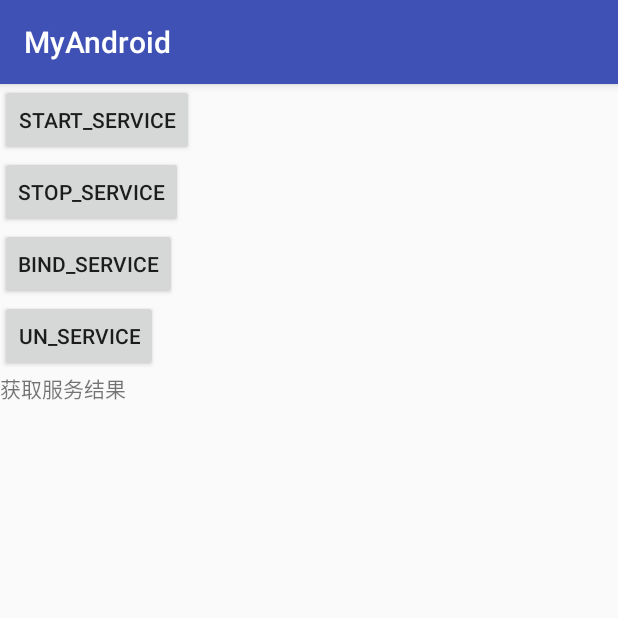
After one commit to MyChanges/MyAndroid, an Android app: the ServiceActivity screen opened directly, with no data from a screen before it, on a phone screen of 412 x 824 dp, the top half of it. The commit adds this screen. Run offline under Robolectric (Android 15) with nearby library versions, the phone set to English and light mode, and no system bars.

Commit message:
+fixed:启动服务和绑定服务测试（启动服务一般不需要关心结果跟activity生命周期无关，绑定服务需要关心结果受activity生命周期影响）

```diff
--- a/Android_frame/app/src/main/AndroidManifest.xml
+++ b/Android_frame/app/src/main/AndroidManifest.xml
@@ -42,6 +42,8 @@
             </intent-filter>
         </receiver>
         <activity android:name=".activity.ServiceActivity" />
+        <service android:name=".service.MyStartService"></service>
+        <service android:name=".service.MyBindService"></service>
     </application>
     <uses-permission android:name="android.permission.ACCESS_NETWORK_STATE" />
 </manifest>
--- /dev/null
+++ b/Android_frame/app/src/main/java/test/zp/com/myandroid/activity/ServiceActivity.java
@@ -0,0 +1,130 @@
+package test.zp.com.myandroid.activity;
+
+import android.content.ComponentName;
+import android.content.Context;
+import android.content.Intent;
+import android.content.ServiceConnection;
+import android.os.Bundle;
+import android.os.IBinder;
+import android.support.annotation.Nullable;
+import android.view.View;
+import android.widget.TextView;
+
+import test.zp.com.myandroid.R;
+import test.zp.com.myandroid.base.BaseActivity;
+import test.zp.com.myandroid.base.BasePresenter;
+import test.zp.com.myandroid.service.MyBindService;
+import test.zp.com.myandroid.service.MyStartService;
+
+/**
+ * Created by change on 2018/9/26.
+ * startService
+ * 1、通过startService方式启动
+ 如果运行在后台的Service甚至不需要和UI（主）线程间进行交互，这种情况下，一般是调用startService来启动Service。
+ 2、通过bindService方式启动
+ 两个不同进程间通信 或者 某个应用中Service方法的暴露出去（同个进程间），一般是调用bindService来启动Service。
+ ---------------------
+ */
+
+public class ServiceActivity extends BaseActivity {
+    MyBindService mService;
+    boolean mBound = false;
+    @Override
+    protected void onCreate(@Nullable Bundle savedInstanceState) {
+        super.onCreate(savedInstanceState);
+        setContentView(R.layout.activity_service);
+        //启动服务
+        findViewById(R.id.btn_start_service).setOnClickListener(new View.OnClickListener() {
+            @Override
+            public void onClick(View v) {
+                Intent intent = new Intent(ServiceActivity.this, MyStartService.class);
+                startService(intent);
+
+            }
+        });
+
+        // 停止服务
+        findViewById(R.id.btn_stop_service).setOnClickListener(new View.OnClickListener() {
+            @Override
+            public void onClick(View v) {
+                Intent intent = new Intent(ServiceActivity.this, MyStartService.class);
+                stopService(intent);
+            }
+        });
+
+        findViewById(R.id.tv_result).setOnClickListener(new View.OnClickListener() {
+            @Override
+            public void onClick(View v) {
+                if (mBound) {
+                    ((TextView)findViewById(R.id.tv_result)).setText( mService.getRandomNumber()+"");
+                }
+            }
+        });
+
+        findViewById(R.id.btn_bind_service).setOnClickListener(new View.OnClickListener() {
+            @Override
+            public void onClick(View v) {
+                Intent intent  = new Intent(ServiceActivity.this,MyBindService.class);
+                bindService(intent, mConnection, Context.BIND_AUTO_CREATE); //表明只要绑定存在，就自动建立
+            }
+        });
+
+    }
+
+    @Override
+    protected void onStart() {
+        super.onStart();
+
+
+    }
+    /** Defines callbacks for service binding, passed to bindService() */
+    private ServiceConnection mConnection = new ServiceConnection() {
+        @Override
+        public void onServiceConnected(ComponentName className,
+                                       IBinder service) {
+            // We've bound to LocalService, cast the IBinder and get LocalService instance
+            MyBindService.LocalBinder binder = (MyBindService.LocalBinder) service;
+            mService = binder.getService();
+            mBound = true;
+        }
+
+        @Override
+        public void onServiceDisconnected(ComponentName arg0) {
+            mBound = false;
+        }
+    };
+
+    @Override
+    protected void initData() {
+
+    }
+
+    @Override
+    protected void initView() {
+
+    }
+
+    @Override
+    protected void setOnClickLintener() {
+
+    }
+
+    @Override
+    protected BasePresenter loadParesenter() {
+        return null;
+    }
+
+    @Override
+    public void onClick(View v) {
+
+    }
+
+    @Override
+    protected void onStop() {
+        super.onStop();
+        if (mBound) {
+            unbindService(mConnection);
+            mBound = false;
+        }
+    }
+}
--- /dev/null
+++ b/Android_frame/app/src/main/res/layout/activity_service.xml
@@ -0,0 +1,38 @@
+<?xml version="1.0" encoding="utf-8"?>
+<LinearLayout xmlns:android="http://schemas.android.com/apk/res/android"
+    android:layout_width="match_parent"
+    android:layout_height="match_parent"
+    android:orientation="vertical">
+
+    <Button
+        android:id="@+id/btn_start_service"
+        android:layout_width="wrap_content"
+        android:layout_height="wrap_content"
+        android:text="start_service" />
+
+    <Button
+        android:id="@+id/btn_stop_service"
+        android:layout_width="wrap_content"
+        android:layout_height="wrap_content"
+        android:text="stop_service" />
+
+    <Button
+        android:id="@+id/btn_bind_service"
+        android:layout_width="wrap_content"
+        android:layout_height="wrap_content"
+        android:text="bind_service" />
+
+    <Button
+        android:id="@+id/un_bind_service"
+        android:layout_width="wrap_content"
+        android:layout_height="wrap_content"
+        android:text="un_service" />
+
+    <TextView
+        android:id="@+id/tv_result"
+        android:layout_width="wrap_content"
+        android:layout_height="wrap_content"
+        android:text="获取服务结果"
+        />
+
+</LinearLayout>
--- a/Android_frame/app/src/main/res/values/styles.xml
+++ b/Android_frame/app/src/main/res/values/styles.xml
@@ -1,7 +1,7 @@
 <resources>
 
     <!-- Base application theme. -->
-    <style name="AppTheme" parent="Theme.AppCompat.Light.DarkActionBar">
+    <style name="AppTheme" parent="Base.Theme.AppCompat.Light.DarkActionBar">
         <!-- Customize your theme here. -->
         <item name="colorPrimary">@color/colorPrimary</item>
         <item name="colorPrimaryDark">@color/colorPrimaryDark</item>
```
Also changed, not shown: Android_frame/app/src/main/java/test/zp/com/myandroid/MainActivity.java (+13 -1 lines), Android_frame/app/src/main/java/test/zp/com/myandroid/service/MyBindService.java (added, +43 -0 lines), Android_frame/app/src/main/java/test/zp/com/myandroid/service/MyStartService.java (added, +69 -0 lines).
